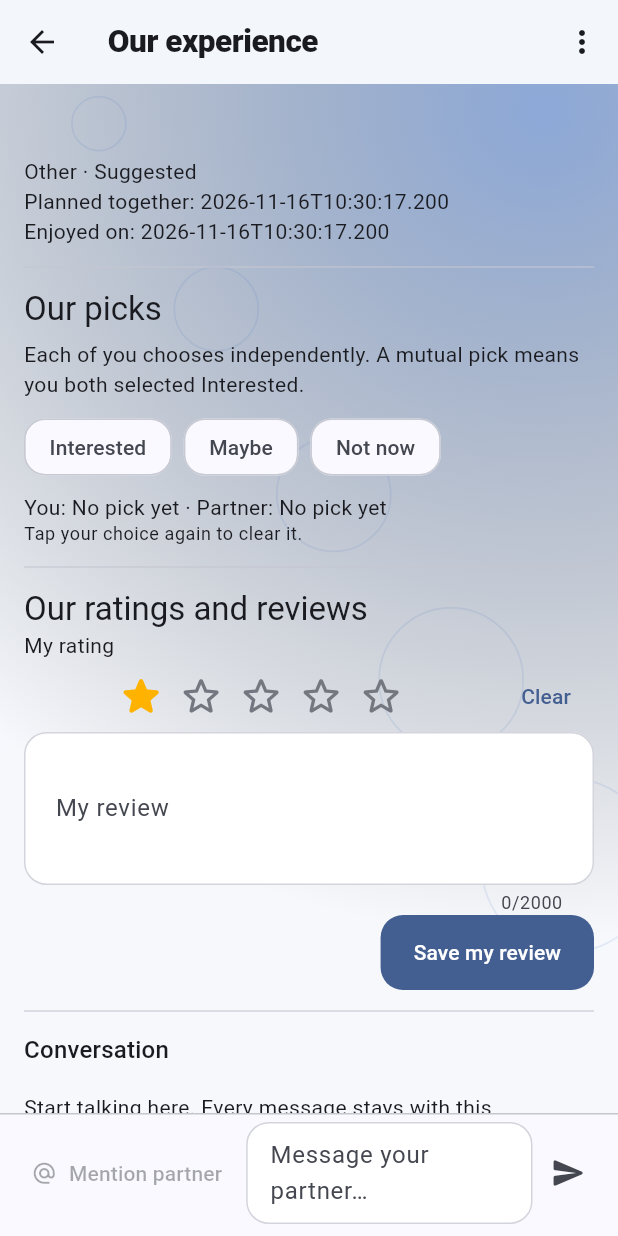
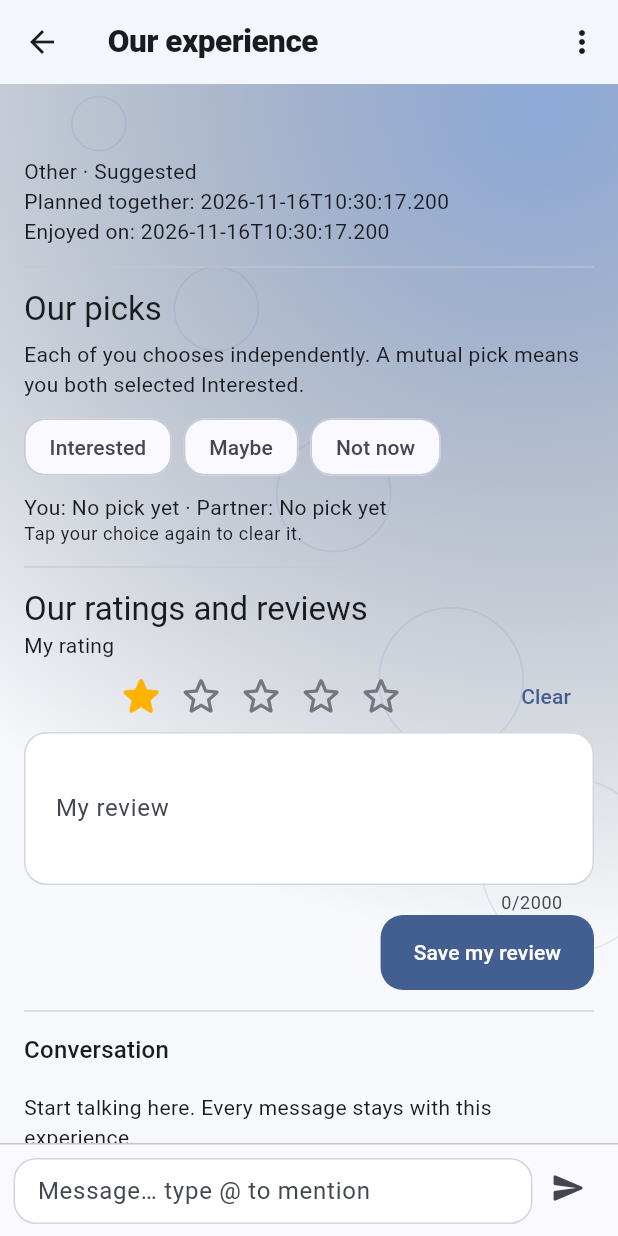
Before and after one commit to BoyofKay/OneSpace, a Flutter app: the ExperienceDetail screen opened directly with empty values, after a tap on the "star outline" icon, on a phone screen of 412 x 824 dp. Run offline on Flutter 3.47's test engine with Material 3 defaults, Android fonts, the phone set to English and light mode, and no system bars; our stand-ins replace firebase_core, firebase_messaging, flutter_secure_storage, flutter_timezone, image_picker, just_audio and 7 more; missing offline and left inert: flutter_quill, local_auth_android, mobile_scanner, record; accounts and stored records are empty; network calls fail; statements that could not run were skipped.

Commit message:
R76: experience conversation — @mention built into the message box (#30)
Claude-Session: https://claude.ai/code/session_01VkPgV2xu3vBwiy86Fg4duw

Co-authored-by: Claude <noreply@anthropic.com>

```diff
--- a/lib/features/connect/shared_experiences_screen.dart
+++ b/lib/features/connect/shared_experiences_screen.dart
@@ -16,6 +16,7 @@ import 'experience_picker_rules.dart';
 import 'experience_interest_rules.dart';
 import 'experience_comment_rules.dart';
 import '../mentions/partner_mention_button.dart';
+import '../mentions/inline_mention_field.dart';
 import 'package:onespace/l10n/phrases.dart';
 
 const experienceTypes={'movie':'Movie Watchlist','show':'TV Shows','music':'Music Playlist','book':'Books and articles','game':'Games','other':'Others'};
@@ -976,12 +977,9 @@ class _ExperienceDetailState extends State<ExperienceDetail>{
     IconButton(icon:const Icon(Icons.close,size:16),tooltip:tt('Cancel reply'),
      onPressed:()=>setState(()=>replyingTo=null)),
    ]),
-   Row(children:[
-    if(spaceId!=null)PartnerMentionButton(spaceId:spaceId,controller:comment),
-    Expanded(child:TextField(controller:comment,minLines:1,maxLines:4,maxLength:2000,
-     textCapitalization:TextCapitalization.sentences,
-     decoration:InputDecoration(hintText:tt('Message your partner…'),isDense:true,counterText:'',
-      contentPadding:const EdgeInsets.symmetric(horizontal:12,vertical:10),border:const OutlineInputBorder()))),
+   Row(crossAxisAlignment:CrossAxisAlignment.end,children:[
+    // R76 (Ahmed): the mention lives inside the box — type @.
+    Expanded(child:InlineMentionField(spaceId:spaceId,controller:comment)),
     IconButton(tooltip:tt('Send message'),onPressed:busy?null:send,icon:const Icon(Icons.send_rounded)),
    ]),
   ])));
--- /dev/null
+++ b/lib/features/mentions/inline_mention_field.dart
@@ -0,0 +1,98 @@
+import 'package:material_ui/material_ui.dart';
+import 'package:supabase_flutter/supabase_flutter.dart';
+import 'package:onespace/l10n/phrases.dart';
+
+/// R76 (Ahmed): mentions built into the text box, like the Activity chat —
+/// type "@" and your partner's name appears above the box; tap it to insert
+/// "@Full Name " exactly as the database mention trigger expects.
+class InlineMentionField extends StatefulWidget {
+  const InlineMentionField({super.key, required this.spaceId, required this.controller,
+    this.focusNode, this.hintText, this.maxLength = 2000, this.minLines = 1, this.maxLines = 4});
+  final String? spaceId;
+  final TextEditingController controller;
+  final FocusNode? focusNode;
+  final String? hintText;
+  final int maxLength, minLines, maxLines;
+  @override
+  State<InlineMentionField> createState() => _InlineMentionFieldState();
+}
+
+class _InlineMentionFieldState extends State<InlineMentionField> {
+  String? partner;
+  String? suggestion;
+  int offset = -1;
+  late final FocusNode focus = widget.focusNode ?? FocusNode();
+
+  @override
+  void initState() {
+    super.initState();
+    widget.controller.addListener(_changed);
+    _load();
+  }
+
+  @override
+  void dispose() {
+    widget.controller.removeListener(_changed);
+    if (widget.focusNode == null) focus.dispose();
+    super.dispose();
+  }
+
+  Future<void> _load() async {
+    final space = widget.spaceId;
+    if (space == null || space.isEmpty) return;
+    final client = Supabase.instance.client, me = client.auth.currentUser?.id;
+    if (me == null) return;
+    try {
+      final rows = await client.from('space_members').select('user_id').eq('space_id', space);
+      final other = rows.where((m) => m['user_id'] != me).firstOrNull;
+      if (other == null) return;
+      final profile = await client.from('profiles').select('display_name').eq('id', other['user_id']).single();
+      if (mounted) setState(() => partner = profile['display_name']?.toString().trim());
+    } catch (_) {}
+  }
+
+  /// Suggest only when "@" starts a word — never inside an email address.
+  void _changed() {
+    final c = widget.controller;
+    final text = c.text;
+    final caret = c.selection.isValid ? c.selection.baseOffset.clamp(0, text.length) : text.length;
+    final hit = RegExp(r'(^|\s)@([^\s@]*)$').firstMatch(text.substring(0, caret));
+    final name = partner;
+    final partial = hit?.group(2) ?? '';
+    final show = hit != null && name != null && name.isNotEmpty &&
+      name.toLowerCase().startsWith(partial.toLowerCase());
+    final at = show ? caret - partial.length - 1 : -1;
+    if (suggestion != (show ? name : null) || offset != at) {
+      setState(() { suggestion = show ? name : null; offset = at; });
+    }
+  }
+
+  void _accept() {
+    final name = suggestion;
+    if (name == null || offset < 0) return;
+    final c = widget.controller;
+    final caret = c.selection.isValid ? c.selection.baseOffset : c.text.length;
+    final end = caret.clamp(offset, c.text.length);
+    final insertion = '@$name ';
+    c.value = TextEditingValue(text: c.text.replaceRange(offset, end, insertion),
+      selection: TextSelection.collapsed(offset: offset + insertion.length));
+    setState(() { suggestion = null; offset = -1; });
+    focus.requestFocus();
+  }
+
+  @override
+  Widget build(BuildContext context) => Column(mainAxisSize: MainAxisSize.min,
+    crossAxisAlignment: CrossAxisAlignment.start, children: [
+      if (suggestion != null) Padding(padding: const EdgeInsets.only(bottom: 4),
+        child: ActionChip(avatar: const Icon(Icons.alternate_email, size: 18),
+          label: Text(suggestion!), onPressed: _accept)),
+      TextField(controller: widget.controller, focusNode: focus,
+        minLines: widget.minLines, maxLines: widget.maxLines, maxLength: widget.maxLength,
+        textCapitalization: TextCapitalization.sentences,
+        decoration: InputDecoration(
+          hintText: widget.hintText ?? tt('Message… type @ to mention'),
+          isDense: true, counterText: '',
+          contentPadding: const EdgeInsets.symmetric(horizontal: 12, vertical: 10),
+          border: const OutlineInputBorder())),
+    ]);
+}
--- a/lib/l10n/phrases_ar.dart
+++ b/lib/l10n/phrases_ar.dart
@@ -2664,4 +2664,6 @@ const Map<String, String> arPhrases = {
   '+{} more updates like this': '+{} تحديثات أخرى مثل هذا',
   'Notifications, {} unread': 'الإشعارات، {} غير مقروءة',
   'back today': 'يعود اليوم',
+  // R76
+  'Message… type @ to mention': 'اكتب رسالة… واكتب @ للإشارة إلى شريكك',
 };
```
Also changed, not shown: 2 other files.
